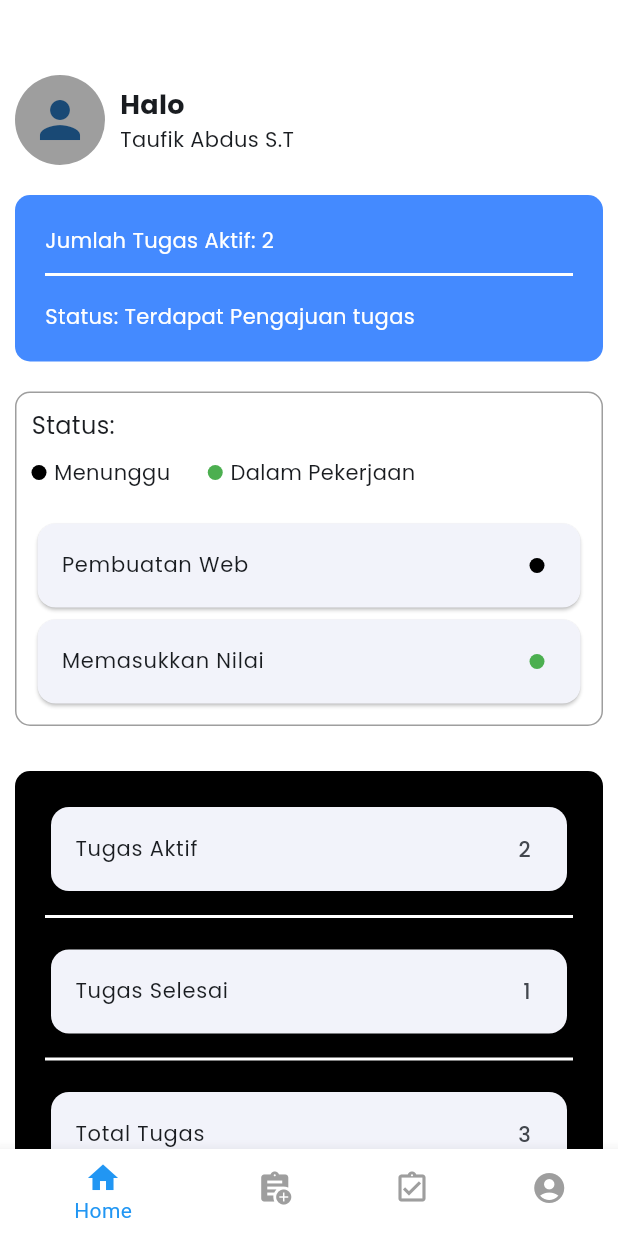
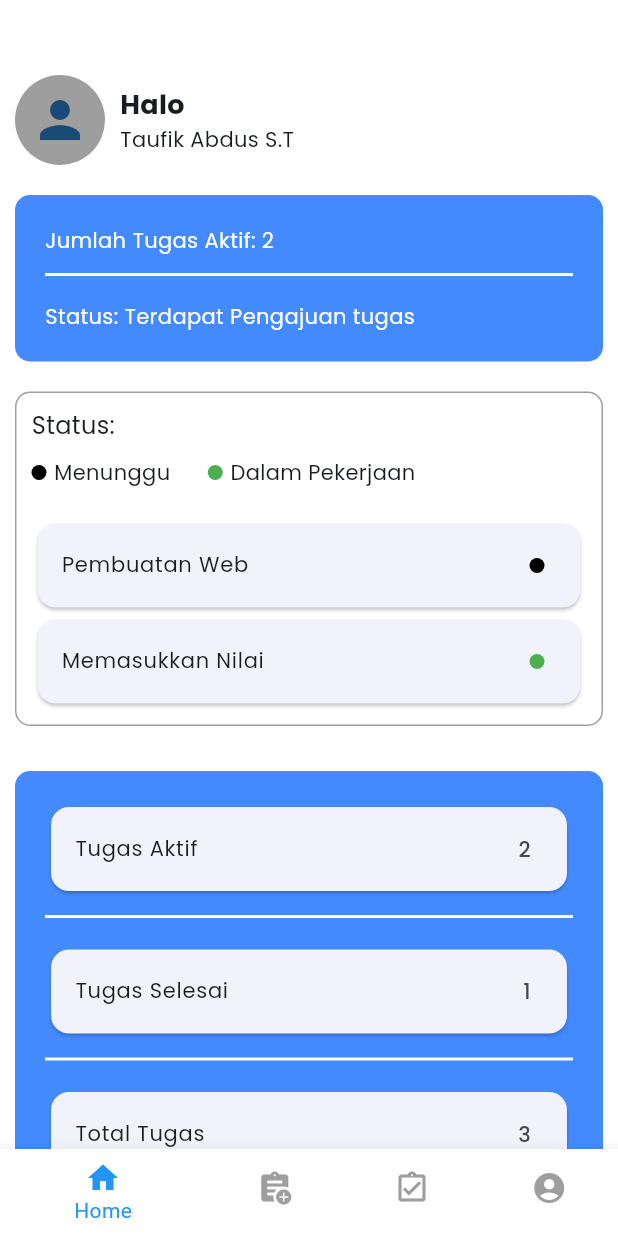
Before and after one commit to rizkypratamayudha/E-Kompen, a Flutter app: the DosenDashboard screen opened directly, on a phone screen of 412 x 824 dp. Run offline on Flutter 3.47's test engine with Material 3 defaults, Android fonts, the phone set to English and light mode, and no system bars; our stand-ins replace google_fonts.

Commit message:
pengubahan warna dosen dashboard

```diff
--- a/lib/dosen.dart
+++ b/lib/dosen.dart
@@ -150,7 +150,7 @@ class _DosenDashboardState extends State<DosenDashboard> {
             Container(
               padding: const EdgeInsets.all(20.0),
               decoration: BoxDecoration(
-                color: Colors.black,
+                color: Colors.blueAccent,
                 borderRadius: BorderRadius.circular(10),
               ),
               child: Column(
```
